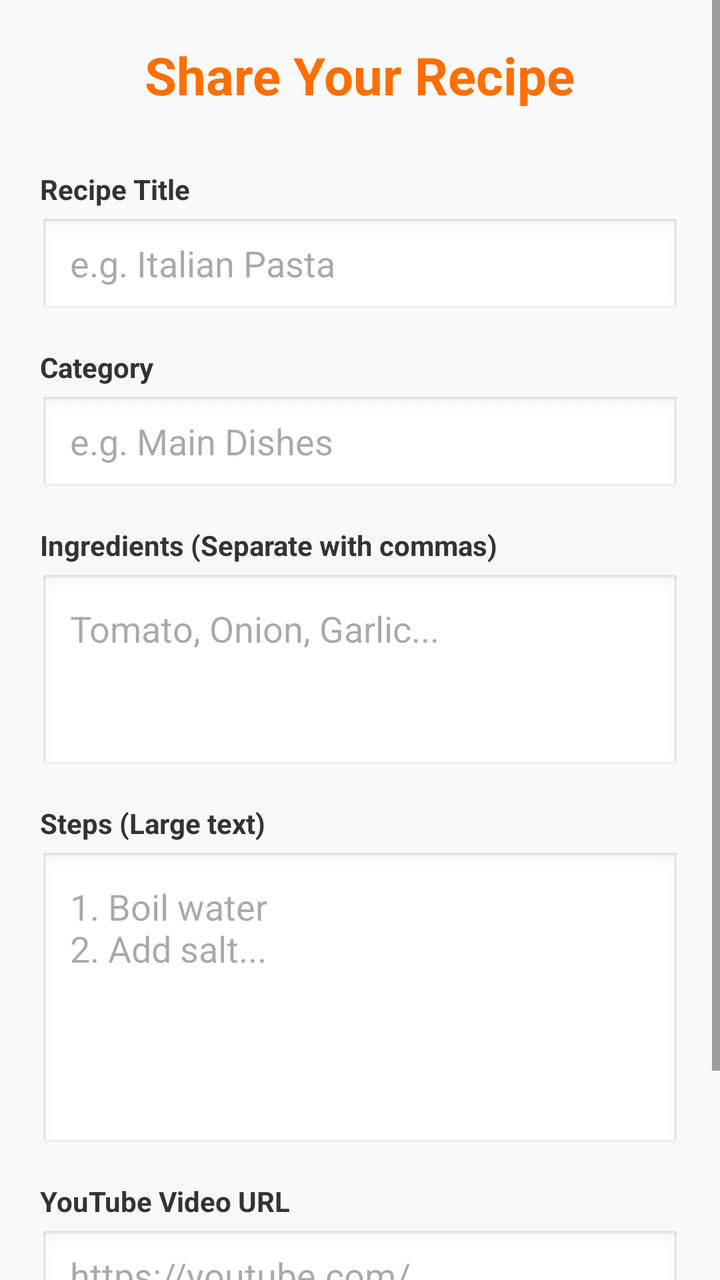
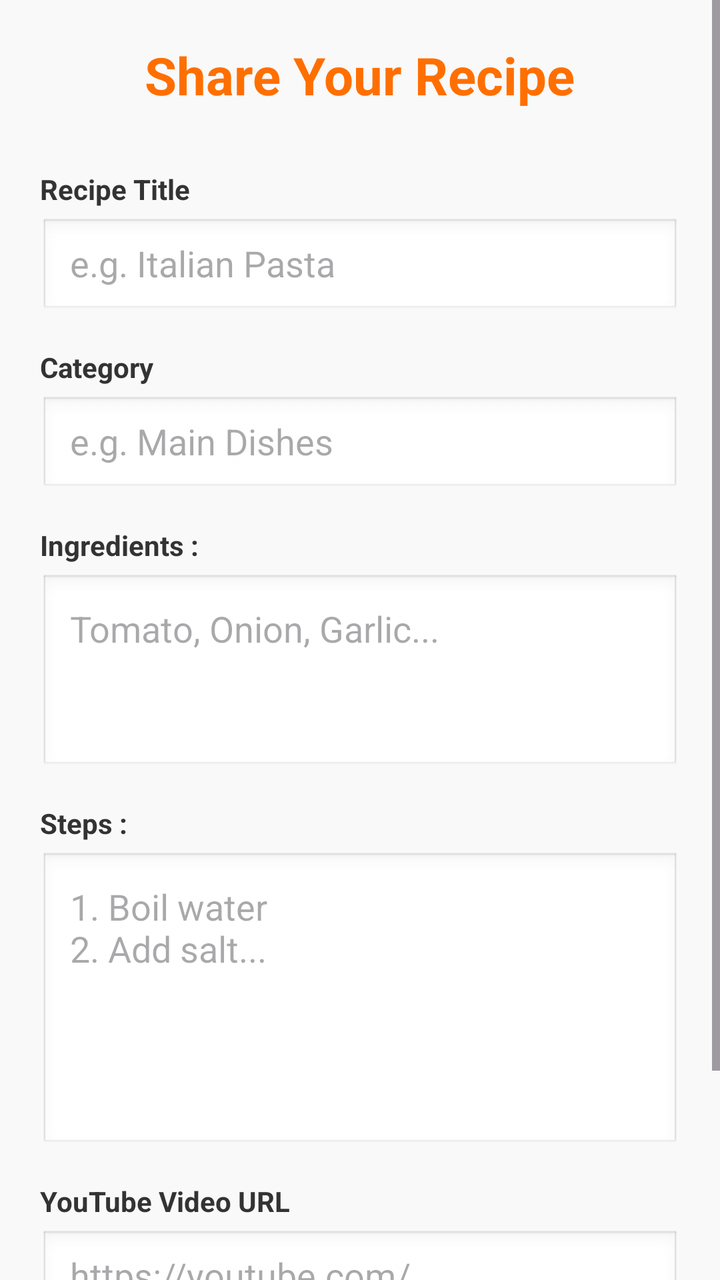

An Android layout rendered at two revisions. The XML below is the earlier revision; the diff shows what the commit changed to produce the second picture.
<!-- AndroidManifest.xml: application theme Theme.RecipeBook -->
<!-- res/layout/activity_add_recipe.xml -->
<?xml version="1.0" encoding="utf-8"?>
<ScrollView
    xmlns:android="http://schemas.android.com/apk/res/android"
    xmlns:app="http://schemas.android.com/apk/res-auto"
    xmlns:tools="http://schemas.android.com/tools"
    android:id="@+id/main"
    android:layout_width="match_parent"
    android:layout_height="match_parent"
    tools:context=".AddRecipeActivity"
    android:background="#F9F9F9"
    android:fillViewport="true">

    <LinearLayout
        android:layout_width="match_parent"
        android:layout_height="wrap_content"
        android:orientation="vertical"
        android:padding="20dp">

        <TextView
            android:layout_width="wrap_content"
            android:layout_height="wrap_content"
            android:text="Share Your Recipe"
            android:textColor="@color/orange_primary"
            android:textSize="26sp"
            android:textStyle="bold"
            android:layout_gravity="center_horizontal"
            android:layout_marginBottom="30dp"/>

        <TextView
            android:layout_width="wrap_content"
            android:layout_height="wrap_content"
            android:text="Recipe Title"
            android:textColor="#333"
            android:textStyle="bold"
            android:layout_marginBottom="5dp"/>
        <EditText
            android:id="@+id/recipeTitleEt"
            android:layout_width="match_parent"
            android:layout_height="50dp"
            android:hint="e.g. Italian Pasta"
            android:inputType="text"
            android:background="@android:drawable/edit_text"
            android:paddingHorizontal="15dp"
            android:layout_marginBottom="15dp"/>

        <TextView
            android:layout_width="wrap_content"
            android:layout_height="wrap_content"
            android:text="Category"
            android:textColor="#333"
            android:textStyle="bold"
            android:layout_marginBottom="5dp"/>
        <EditText
            android:id="@+id/recipeCategoryEt"
            android:layout_width="match_parent"
            android:layout_height="50dp"
            android:hint="e.g. Main Dishes"
            android:inputType="text"
            android:background="@android:drawable/edit_text"
            android:paddingHorizontal="15dp"
            android:layout_marginBottom="15dp"/>

        <TextView
            android:layout_width="wrap_content"
            android:layout_height="wrap_content"
            android:text="Ingredients (Separate with commas)"
            android:textColor="#333"
            android:textStyle="bold"
            android:layout_marginBottom="5dp"/>
        <EditText
            android:id="@+id/recipeIngredientsEt"
            android:layout_width="match_parent"
            android:layout_height="100dp"
            android:hint="Tomato, Onion, Garlic..."
            android:inputType="textMultiLine"
            android:gravity="top"
            android:background="@android:drawable/edit_text"
            android:padding="15dp"
            android:layout_marginBottom="15dp"/>

        <TextView
            android:layout_width="wrap_content"
            android:layout_height="wrap_content"
            android:text="Steps (Large text)"
            android:textColor="#333"
            android:textStyle="bold"
            android:layout_marginBottom="5dp"/>
        <EditText
            android:id="@+id/recipeStepsEt"
            android:layout_width="match_parent"
            android:layout_height="150dp"
            android:hint="1. Boil water\n2. Add salt..."
            android:inputType="textMultiLine"
            android:gravity="top"
            android:background="@android:drawable/edit_text"
            android:padding="15dp"
            android:layout_marginBottom="15dp"/>

        <TextView
            android:layout_width="wrap_content"
            android:layout_height="wrap_content"
            android:text="YouTube Video URL"
            android:textColor="#333"
            android:textStyle="bold"
            android:layout_marginBottom="5dp"/>
        <EditText
            android:id="@+id/recipeVideoUrlEt"
            android:layout_width="match_parent"
            android:layout_height="50dp"
            android:hint="https://youtube.com/..."
            android:inputType="textUri"
            android:background="@android:drawable/edit_text"
            android:paddingHorizontal="15dp"
            android:layout_marginBottom="25dp"/>

        <Button
            android:id="@+id/saveRecipeBtn"
            android:layout_width="match_parent"
            android:layout_height="55dp"
            android:text="Save &amp; Publish"
            android:backgroundTint="@color/orange_primary"
            android:textColor="@color/white"
            android:textStyle="bold"
            app:cornerRadius="10dp"/>

    </LinearLayout>


</ScrollView>
<!-- resources referenced by this layout -->
<resources>
  <color name="orange_primary">#FF6F00</color>
  <color name="white">#FFFFFFFF</color>
  <style name="Theme.RecipeBook" parent="Base.Theme.RecipeBook" />
  <style name="Base.Theme.RecipeBook" parent="Theme.Material3.DayNight.NoActionBar">
          
          
      </style>
</resources>

<!-- the commit's change to res/layout/activity_add_recipe.xml (unified diff, before → after) -->
@@ -63,7 +63,7 @@
         <TextView
             android:layout_width="wrap_content"
             android:layout_height="wrap_content"
-            android:text="Ingredients (Separate with commas)"
+            android:text="Ingredients :"
             android:textColor="#333"
             android:textStyle="bold"
             android:layout_marginBottom="5dp"/>
@@ -81,7 +81,7 @@
         <TextView
             android:layout_width="wrap_content"
             android:layout_height="wrap_content"
-            android:text="Steps (Large text)"
+            android:text="Steps :"
             android:textColor="#333"
             android:textStyle="bold"
             android:layout_marginBottom="5dp"/>
